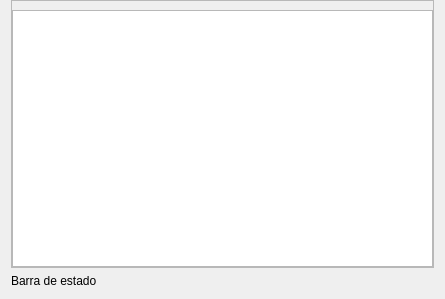
Qt form view/ui/product_management.ui (R0land013/blue-pos) before a commit.
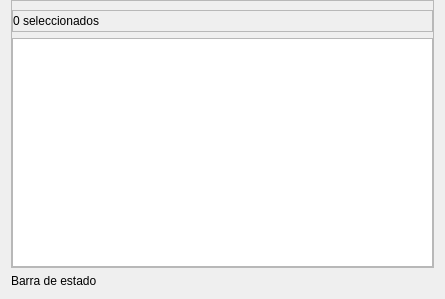
The same form after that commit.

Commit message: Style: Se muestra la cantidad de filas seleccionadas en la vista de gestión de productos

```diff
--- a/view/ui/product_management.ui
+++ b/view/ui/product_management.ui
@@ -51,6 +51,50 @@
         </property>
        </widget>
       </item>
+      <item>
+       <widget class="QFrame" name="frame">
+        <property name="frameShape">
+         <enum>QFrame::StyledPanel</enum>
+        </property>
+        <property name="frameShadow">
+         <enum>QFrame::Raised</enum>
+        </property>
+        <layout class="QHBoxLayout" name="horizontalLayout">
+         <property name="leftMargin">
+          <number>0</number>
+         </property>
+         <property name="topMargin">
+          <number>0</number>
+         </property>
+         <property name="rightMargin">
+          <number>0</number>
+         </property>
+         <property name="bottomMargin">
+          <number>0</number>
+         </property>
+         <item>
+          <widget class="QLabel" name="selected_quantity_label">
+           <property name="text">
+            <string>0 seleccionados</string>
+           </property>
+          </widget>
+         </item>
+         <item>
+          <spacer name="horizontalSpacer">
+           <property name="orientation">
+            <enum>Qt::Horizontal</enum>
+           </property>
+           <property name="sizeHint" stdset="0">
+            <size>
+             <width>40</width>
+             <height>20</height>
+            </size>
+           </property>
+          </spacer>
+         </item>
+        </layout>
+       </widget>
+      </item>
       <item>
        <widget class="QTableWidget" name="product_table"/>
       </item>
```
The commit also changes 1 other file.
